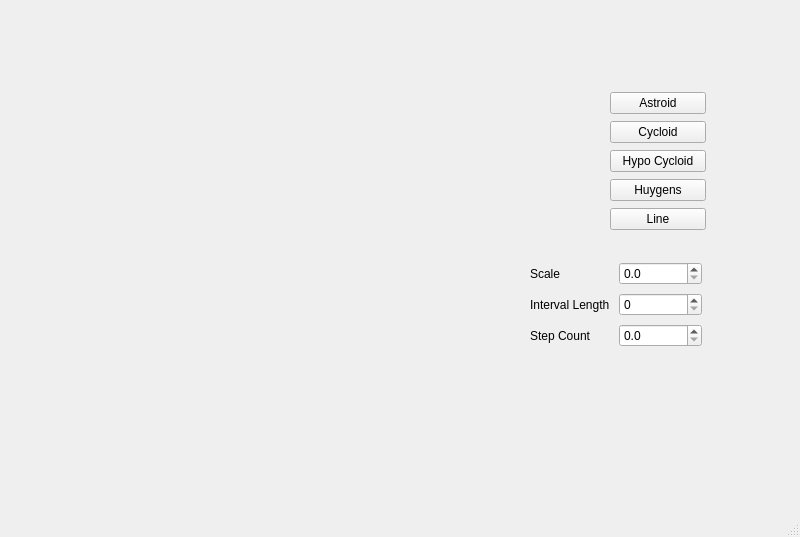
sra51/QtCurves, file mainwindow.ui: the form before one commit.
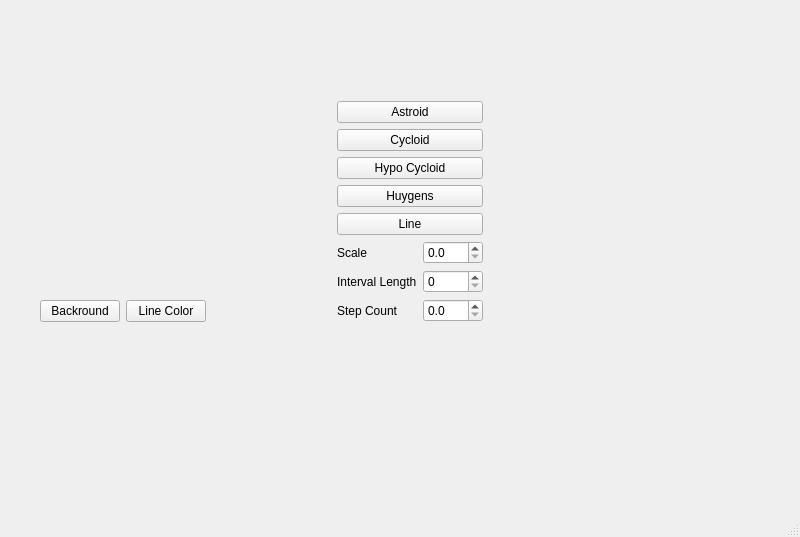
The form after the commit. Custom widgets are drawn as their Qt base class.

Commit message: Can change backgound and shape colors. Updated user interface

The edit to the form file:
```diff
--- a/mainwindow.ui
+++ b/mainwindow.ui
@@ -14,25 +14,57 @@
    <string>MainWindow</string>
   </property>
   <widget class="QWidget" name="centralwidget">
-   <widget class="RenderArea" name="renderArea" native="true">
+   <widget class="QWidget" name="">
     <property name="geometry">
      <rect>
-      <x>71</x>
+      <x>40</x>
       <y>90</y>
-      <width>271</width>
-      <height>241</height>
+      <width>443</width>
+      <height>243</height>
      </rect>
     </property>
-   </widget>
-   <widget class="QWidget" name="">
-    <property name="geometry">
-     <rect>
-      <x>610</x>
-      <y>91</y>
-      <width>96</width>
-      <height>141</height>
-     </rect>
-    </property>
+    <layout class="QGridLayout" name="gridLayout">
+     <item row="0" column="0">
+      <layout class="QVBoxLayout" name="verticalLayout_4">
+       <item>
+        <widget class="RenderArea" name="renderArea" native="true"/>
+       </item>
+       <item>
+        <layout class="QHBoxLayout" name="horizontalLayout_4">
+         <item>
+          <widget class="QPushButton" name="btnBackground">
+           <property name="text">
+            <string>Backround</string>
+           </property>
+          </widget>
+         </item>
+         <item>
+          <widget class="QPushButton" name="btnLineColor">
+           <property name="text">
+            <string>Line Color</string>
+           </property>
+          </widget>
+         </item>
+         <item>
+          <spacer name="horizontalSpacer">
+           <property name="orientation">
+            <enum>Qt::Horizontal</enum>
+           </property>
+           <property name="sizeHint" stdset="0">
+            <size>
+             <width>88</width>
+             <height>20</height>
+            </size>
+           </property>
+          </spacer>
+         </item>
+        </layout>
+       </item>
+      </layout>
+     </item>
+     <item row="0" column="1">
+      <layout class="QVBoxLayout" name="verticalLayout_3">
+       <item>
     <layout class="QVBoxLayout" name="verticalLayout">
      <item>
       <widget class="QPushButton" name="btnAstroid">
@@ -70,16 +102,8 @@
       </widget>
      </item>
     </layout>
-   </widget>
-   <widget class="QWidget" name="">
-    <property name="geometry">
-     <rect>
-      <x>530</x>
-      <y>260</y>
-      <width>172</width>
-      <height>92</height>
-     </rect>
-    </property>
+       </item>
+       <item>
     <layout class="QVBoxLayout" name="verticalLayout_2">
      <item>
       <layout class="QHBoxLayout" name="horizontalLayout">
@@ -92,6 +116,12 @@
        </item>
        <item>
         <widget class="QDoubleSpinBox" name="spinScale">
+             <property name="maximumSize">
+              <size>
+               <width>60</width>
+               <height>16777215</height>
+              </size>
+             </property>
          <property name="decimals">
           <number>1</number>
          </property>
@@ -116,6 +146,18 @@
        </item>
        <item>
         <widget class="QSpinBox" name="spinCount">
+             <property name="minimumSize">
+              <size>
+               <width>60</width>
+               <height>0</height>
+              </size>
+             </property>
+             <property name="maximumSize">
+              <size>
+               <width>60</width>
+               <height>16777215</height>
+              </size>
+             </property>
          <property name="maximum">
           <number>512</number>
          </property>
@@ -137,6 +179,12 @@
        </item>
        <item>
         <widget class="QDoubleSpinBox" name="spinInterval">
+             <property name="maximumSize">
+              <size>
+               <width>60</width>
+               <height>16777215</height>
+              </size>
+             </property>
          <property name="decimals">
           <number>1</number>
          </property>
@@ -144,6 +192,10 @@
           <double>100.000000000000000</double>
          </property>
         </widget>
+           </item>
+          </layout>
+         </item>
+        </layout>
        </item>
       </layout>
      </item>
```
Lines whose indentation alone changed are shown as unchanged. The commit also changes 5 other files.
